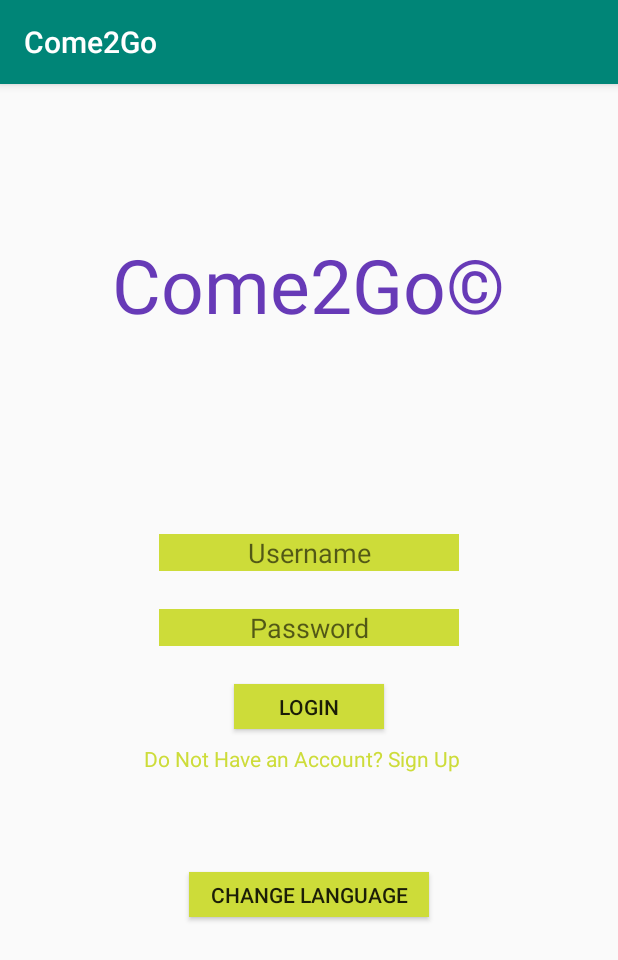
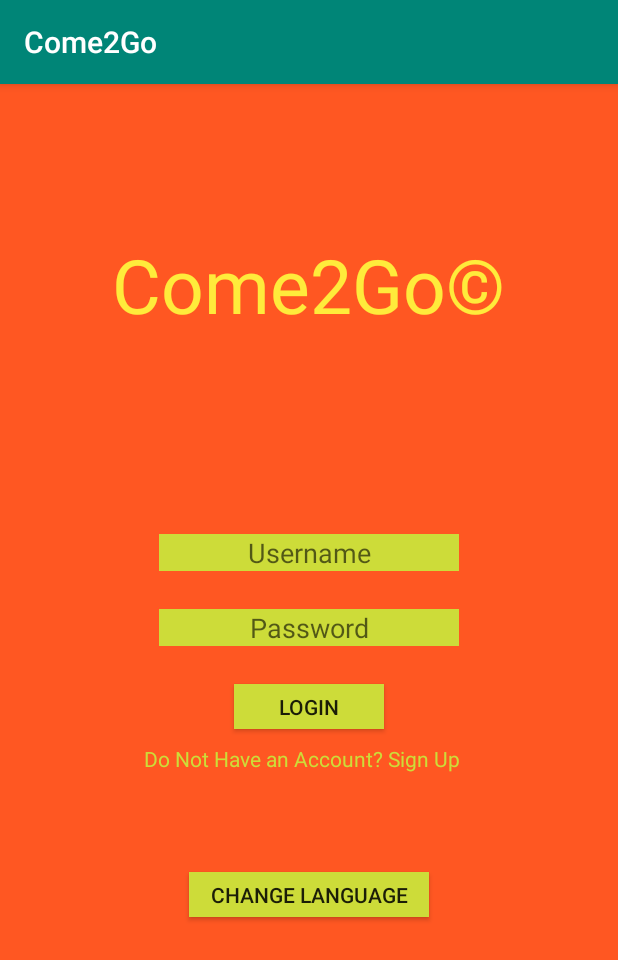
Before and after one commit to S-Brien/C2G_v2, an Android app: the screen it shows after launch (MainActivity), on a phone screen of 412 x 824 dp. Shown: the top 960 px of the screen. Run offline under Robolectric (Android 15) with nearby library versions, the phone set to English and light mode, and no system bars.

Commit message:
Small layout changes to the main page.

```diff
--- a/app/src/main/res/layout/activity_main.xml
+++ b/app/src/main/res/layout/activity_main.xml
@@ -4,7 +4,8 @@
     xmlns:android="http://schemas.android.com/apk/res/android"
     android:layout_width="match_parent"
     android:layout_height="match_parent"
-    tools:context=".MainActivity">
+    tools:context=".MainActivity"
+    android:background="#FF5722">
 
     <TextView
         android:layout_width="wrap_content"
@@ -13,7 +14,7 @@
         android:layout_centerHorizontal="true"
         android:layout_marginTop="100dp"
         android:text="Come2Go©"
-        android:textColor="#673AB7"
+        android:textColor="#FFEB3B"
         android:textSize="50sp"
         app:layout_constraintBottom_toBottomOf="parent"
         app:layout_constraintLeft_toLeftOf="parent"
```
